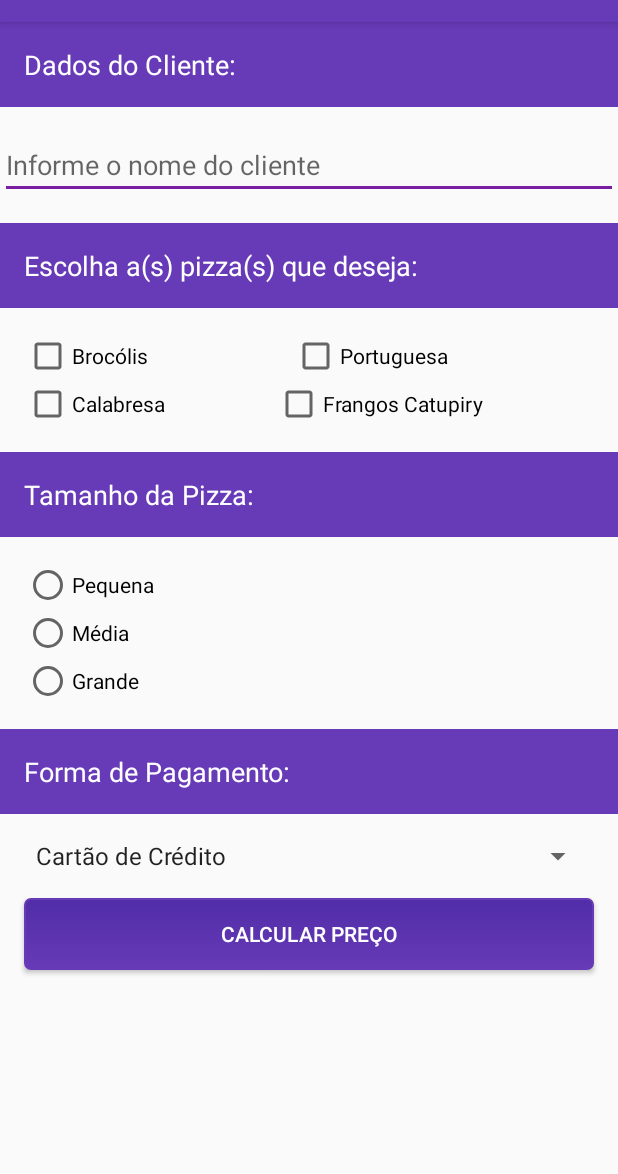
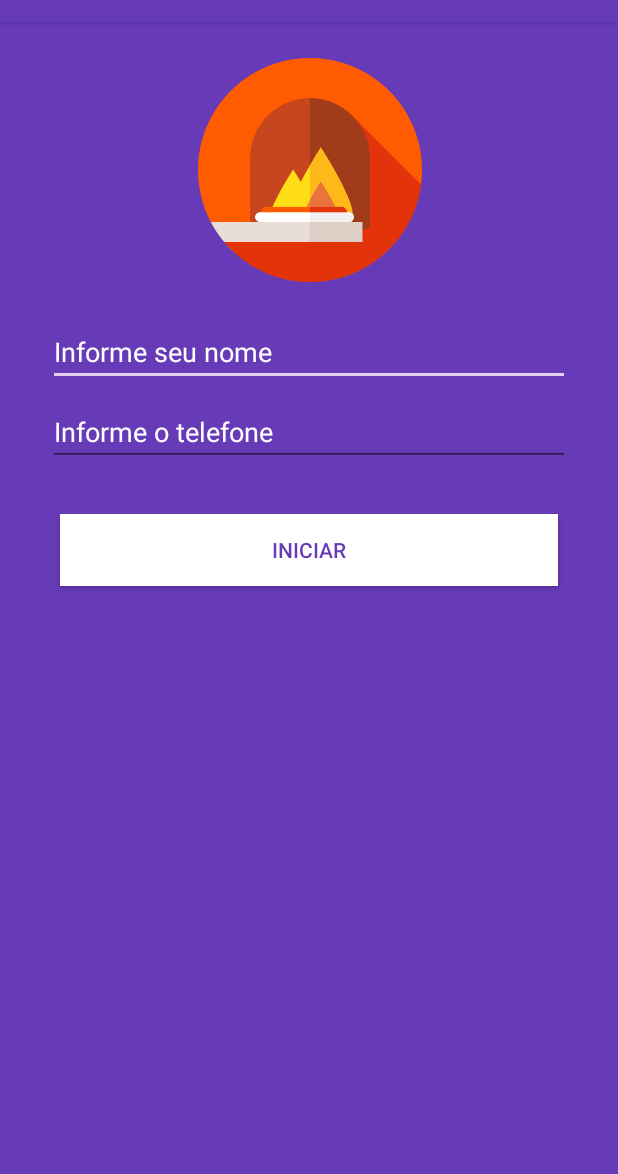
Before and after one commit to BruBertolini/PizzShow_Android, an Android app: the screen it shows after launch (MainActivity before the commit, LoginActivity after it), on a phone screen of 412 x 824 dp, the part 62-1236 px from its top. Run offline under Robolectric (Android 15) with nearby library versions, the phone set to English and light mode, and no system bars.

Commit message:
Inclusao de nova tela e passagem de valores

```diff
--- a/app/build.gradle
+++ b/app/build.gradle
@@ -23,11 +23,17 @@ android {
 }
 
 dependencies {
+    def lifecycle_version = "1.1.1"
+
     implementation fileTree(dir: 'libs', include: ['*.jar'])
-    implementation"org.jetbrains.kotlin:kotlin-stdlib-jre7:$kotlin_version"
+    implementation "org.jetbrains.kotlin:kotlin-stdlib-jre7:$kotlin_version"
     implementation 'com.android.support:appcompat-v7:27.1.1'
     implementation 'com.android.support.constraint:constraint-layout:1.1.3'
     testImplementation 'junit:junit:4.12'
     androidTestImplementation 'com.android.support.test:runner:1.0.2'
     androidTestImplementation 'com.android.support.test.espresso:espresso-core:3.0.2'
+
+    // ViewModel and LiveData
+    implementation "android.arch.lifecycle:extensions:$lifecycle_version"
+
 }
--- a/app/src/main/AndroidManifest.xml
+++ b/app/src/main/AndroidManifest.xml
@@ -9,13 +9,15 @@
         android:roundIcon="@mipmap/ic_launcher_round"
         android:supportsRtl="true"
         android:theme="@style/AppTheme">
-        <activity android:name=".MainActivity">
+
+        <activity android:name=".ui.login.LoginActivity" >
             <intent-filter>
                 <action android:name="android.intent.action.MAIN" />
 
                 <category android:name="android.intent.category.LAUNCHER" />
             </intent-filter>
         </activity>
+        <activity android:name=".ui.main.MainActivity" />
     </application>
 
 </manifest>
--- a/app/src/main/java/br/com/bruna/helloandroid/MainActivity.kt
+++ /dev/null
@@ -1,12 +0,0 @@
-package br.com.bruna.helloandroid
-
-import android.support.v7.app.AppCompatActivity
-import android.os.Bundle
-
-class MainActivity : AppCompatActivity() {
-
-    override fun onCreate(savedInstanceState: Bundle?) {
-        super.onCreate(savedInstanceState)
-        setContentView(R.layout.activity_main)
-    }
-}
--- /dev/null
+++ b/app/src/main/java/br/com/bruna/helloandroid/extension/EditTextExt.kt
@@ -0,0 +1,5 @@
+package br.com.bruna.helloandroid.extension
+
+import android.widget.EditText
+
+fun EditText.value() = this.text.toString()
--- /dev/null
+++ b/app/src/main/java/br/com/bruna/helloandroid/ui/login/LoginActivity.kt
@@ -0,0 +1,30 @@
+package br.com.bruna.helloandroid.ui.login
+
+import android.content.Intent
+import android.support.v7.app.AppCompatActivity
+import android.os.Bundle
+import br.com.bruna.helloandroid.R
+import br.com.bruna.helloandroid.extension.value
+import br.com.bruna.helloandroid.ui.main.MainActivity
+import kotlinx.android.synthetic.main.activity_login.*
+
+class LoginActivity : AppCompatActivity() {
+
+    override fun onCreate(savedInstanceState: Bundle?) {
+        super.onCreate(savedInstanceState)
+        setContentView(R.layout.activity_login)
+
+        btnIniciar.setOnClickListener{
+            iniciarPedido()
+
+        }
+    }
+
+    private fun iniciarPedido() {
+        val intent = Intent(this, MainActivity:: class.java)
+        intent.putExtra("nomeCliente", inputNome.value())
+        intent.putExtra("telefoneCliente", inputTelefone.value())
+        startActivity(intent)
+
+    }
+}
--- /dev/null
+++ b/app/src/main/java/br/com/bruna/helloandroid/ui/main/MainActivity.kt
@@ -0,0 +1,19 @@
+package br.com.bruna.helloandroid.ui.main
+
+import android.support.v7.app.AppCompatActivity
+import android.os.Bundle
+import br.com.bruna.helloandroid.R
+import kotlinx.android.synthetic.main.activity_main.*
+
+class MainActivity : AppCompatActivity() {
+
+    override fun onCreate(savedInstanceState: Bundle?) {
+        super.onCreate(savedInstanceState)
+        setContentView(R.layout.activity_main)
+
+        val nome = intent.getStringExtra("nomeCliente")
+        val telefone = intent.getStringExtra("telefoneCliente")
+
+        labelNomeCliente.text = getString(R.string.label_oi, nome)
+    }
+}
--- /dev/null
+++ b/app/src/main/java/br/com/bruna/helloandroid/ui/main/MainViewModel.kt
@@ -0,0 +1 @@
+package br.com.bruna.helloandroid.ui.main
--- /dev/null
+++ b/app/src/main/res/layout/activity_login.xml
@@ -0,0 +1,66 @@
+<?xml version="1.0" encoding="utf-8"?>
+<android.support.constraint.ConstraintLayout xmlns:android="http://schemas.android.com/apk/res/android"
+    xmlns:app="http://schemas.android.com/apk/res-auto"
+    xmlns:tools="http://schemas.android.com/tools"
+    android:layout_width="match_parent"
+    android:layout_height="match_parent"
+    android:background="@color/colorPrimary"
+    tools:context=".ui.login.LoginActivity">
+
+    <ImageView
+        android:id="@+id/imageView"
+        android:layout_width="181dp"
+        android:layout_height="149dp"
+        android:layout_marginEnd="8dp"
+        android:layout_marginStart="8dp"
+        android:layout_marginTop="24dp"
+        app:layout_constraintEnd_toEndOf="parent"
+        app:layout_constraintHorizontal_bias="0.502"
+        app:layout_constraintStart_toStartOf="parent"
+        app:layout_constraintTop_toTopOf="parent"
+        app:srcCompat="@drawable/stoneoven" />
+
+    <EditText
+        style="@style/white_style"
+        android:id="@+id/inputNome"
+        android:layout_width="0dp"
+        android:layout_height="wrap_content"
+        android:layout_marginEnd="32dp"
+        android:layout_marginStart="32dp"
+        android:layout_marginTop="24dp"
+        android:ems="10"
+        android:hint="@string/hint_informe_nome"
+        android:inputType="textPersonName"
+        app:layout_constraintEnd_toEndOf="parent"
+        app:layout_constraintStart_toStartOf="parent"
+        app:layout_constraintTop_toBottomOf="@+id/imageView" />
+
+
+    <EditText
+        style="@style/white_style"
+        android:id="@+id/inputTelefone"
+        android:layout_width="0dp"
+        android:layout_height="wrap_content"
+        android:layout_marginTop="8dp"
+        android:ems="10"
+        android:hint="@string/hint_informe_telefone"
+        android:inputType="phone"
+        app:layout_constraintEnd_toEndOf="@+id/inputNome"
+        app:layout_constraintStart_toStartOf="@+id/inputNome"
+        app:layout_constraintTop_toBottomOf="@+id/inputNome" />
+
+    <Button
+        android:id="@+id/btnIniciar"
+        android:layout_width="0dp"
+        android:layout_height="wrap_content"
+        android:layout_marginEnd="8dp"
+        android:layout_marginStart="8dp"
+        android:layout_marginTop="32dp"
+        android:background="@color/white"
+        android:text="@string/label_iniciar"
+        android:textColor="@color/colorPrimary"
+        app:layout_constraintEnd_toEndOf="@+id/inputTelefone"
+        app:layout_constraintStart_toStartOf="@+id/inputTelefone"
+        app:layout_constraintTop_toBottomOf="@+id/inputTelefone" />
+
+</android.support.constraint.ConstraintLayout>
--- a/app/src/main/res/layout/activity_main.xml
+++ b/app/src/main/res/layout/activity_main.xml
@@ -5,13 +5,13 @@
     android:layout_width="match_parent"
     android:layout_height="match_parent"
     android:orientation="vertical"
-    tools:context=".MainActivity">
+    tools:context=".ui.main.MainActivity">
 
     <LinearLayout
         android:layout_width="match_parent"
         android:layout_height="match_parent"
         android:orientation="vertical"
-        tools:context=".MainActivity">
+        tools:context=".ui.main.MainActivity">
 
 
         <TextView
@@ -19,10 +19,13 @@
             android:layout_marginTop="0dp"
             android:text="@string/label_dado_cliente" />
 
-        <EditText
-            style="@style/match_wrap"
-            android:hint="@string/hint_informe_nome_cliente"
-            android:inputType="" />
+        <TextView
+            android:id="@+id/labelNomeCliente"
+            style="@style/margens_mw"
+            android:layout_margin="0dp"
+            android:inputType=""
+            android:textSize="24sp"
+            tools:text="Nome do cliente" />
 
         <TextView
             style="@style/label_titulo"
--- a/app/src/main/res/values/colors.xml
+++ b/app/src/main/res/values/colors.xml
@@ -2,6 +2,6 @@
 <resources>
     <color name="colorPrimary">#673AB7</color>
     <color name="colorPrimaryDark">#512DA8</color>
-    <color name="colorAccent">#7b1fa2</color>
+    <color name="colorAccent">#e4cdf4</color>
     <color name="white">#FFFFFF</color>
 </resources>
--- a/app/src/main/res/values/strings.xml
+++ b/app/src/main/res/values/strings.xml
@@ -12,11 +12,14 @@
     <string name="opcao_media">Média</string>
     <string name="opcao_grande">Grande</string>
     <string name="label_forma_de_pagamento">Forma de Pagamento:</string>
-
+    <string name="label_oi">Oie, %1$s </string>
     <string name="credito">Cartão de Crédito</string>
     <string name="debito">Cartão de Débito</string>
     <string name="vale">Vale refeição</string>
     <string name="cupom">Cupom</string>
     <string name="fiado">Fiado</string>
     <string name="botao_calcular_preco">Calcular preço</string>
+    <string name="hint_informe_nome">Informe seu nome</string>
+    <string name="hint_informe_telefone">Informe o telefone</string>
+    <string name="label_iniciar">Iniciar</string>
 </resources>
--- a/app/src/main/res/values/styles.xml
+++ b/app/src/main/res/values/styles.xml
@@ -9,7 +9,7 @@
     </style>
 
     <style name="checkbox_pizza">
-        <item name="android:layout_width">wrap_content</item>
+        <item name="android:layout_width">match_parent</item>
         <item name="android:layout_height">wrap_content</item>
         <item name="android:layout_weight">1</item>
     </style>
@@ -53,4 +53,9 @@
         <item name="android:layout_height">wrap_content</item>
         <item name="android:layout_width">wrap_content</item>
     </style>
+
+    <style name="white_style">
+        <item name="android:textColor">@color/white</item>
+        <item name="android:textColorHint">@color/white</item>
+    </style>
 </resources>
```
Also changed, not shown: app/src/main/res/drawable/pizza.png (added), app/src/main/res/drawable/stoneoven.png (added).
